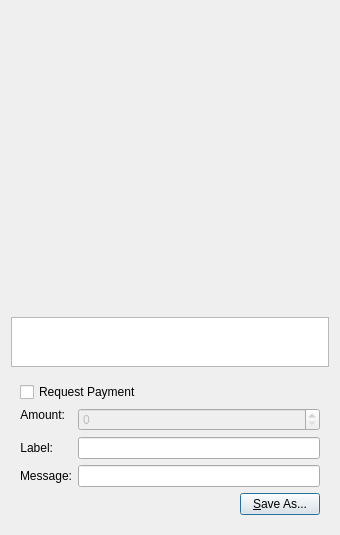
Qt form src/qt/forms/qrcodedialog.ui (raffermeko/bitcoin) before a commit.
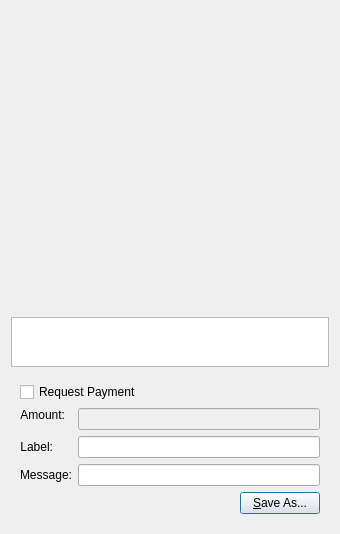
The same form after that commit. Custom widgets are drawn as their Qt base class.

```diff
--- a/src/qt/forms/qrcodedialog.ui
+++ b/src/qt/forms/qrcodedialog.ui
@@ -186,7 +186,7 @@
  <customwidgets>
   <customwidget>
    <class>BitcoinAmountField</class>
-   <extends>QSpinBox</extends>
+   <extends>QLineEdit</extends>
    <header>bitcoinamountfield.h</header>
   </customwidget>
  </customwidgets>
```
